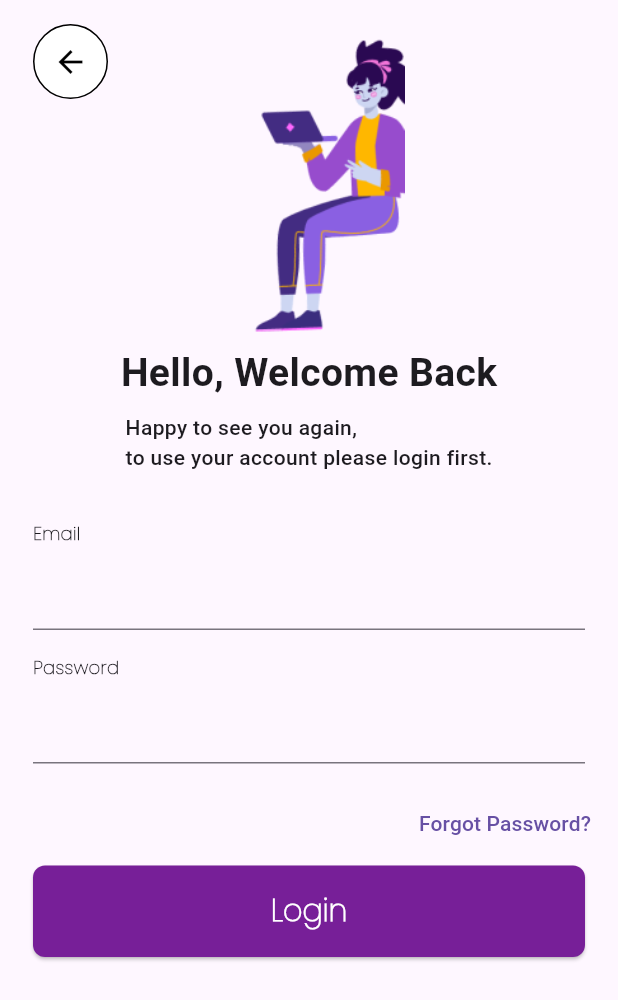
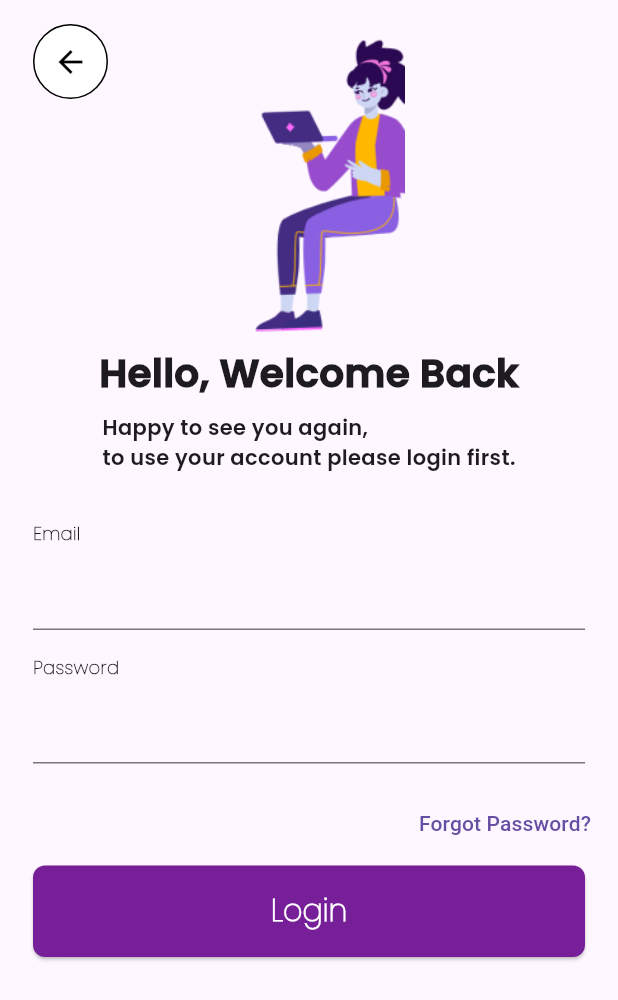
Before and after one commit to MuthuvelA/loginflutter, a Flutter app: the screen it shows after launch, on a phone screen of 412 x 824 dp. Shown: the top 1000 px of the screen. Run offline on Flutter 3.47's test engine with Material 3 defaults, Android fonts, the phone set to English and light mode, and no system bars.

Commit message:
FONT CHANGED

```diff
--- a/lib/main.dart
+++ b/lib/main.dart
@@ -51,7 +51,7 @@ class MyApp extends StatelessWidget {
                           crossAxisAlignment: CrossAxisAlignment.center,
                           children: [
                             Image.asset(
-                              'lib/assets/loginsit.png',
+                              'lib/assets/login-sit.png',
                               width: 200,
                               height: 200,
                             ),
@@ -63,8 +63,8 @@ class MyApp extends StatelessWidget {
                                   'Hello, Welcome Back',
                                   style: TextStyle(
                                     fontSize: 26,
-                                    fontWeight: FontWeight.w600,
-                                    fontFamily: 'Poppins-Bold',
+                                    fontWeight: FontWeight.w900,
+                                    fontFamily: 'Poppins-bold',
                                   ),
                                   textAlign: TextAlign.left,
                                 ),
@@ -72,8 +72,8 @@ class MyApp extends StatelessWidget {
                                 Text(
                                   'Happy to see you again,\nto use your account please login first.',
                                   style: TextStyle(
-                                    fontWeight: FontWeight.w500,
-                                    fontFamily: 'Poppins-Bold',
+                                    fontWeight: FontWeight.w100,
+                                    fontFamily: 'Poppins-bold',
                                   ),
                                   textAlign: TextAlign.left,
                                 ),
--- a/pubspec.yaml
+++ b/pubspec.yaml
@@ -27,7 +27,10 @@ flutter:
     - family: Poppins
       fonts:
         - asset: lib/assets/fonts/Poppins-Thin.ttf
+    - family: Poppins-bold
+      fonts:
+        - asset: lib/assets/fonts/Poppins-SemiBold.ttf
   assets:
-    - lib/assets/loginsit.png
+    - lib/assets/login-sit.png
 
   uses-material-design: true
```
Also changed, not shown: lib/assets/login-sit.png (renamed from lib/assets/loginsit.png).
